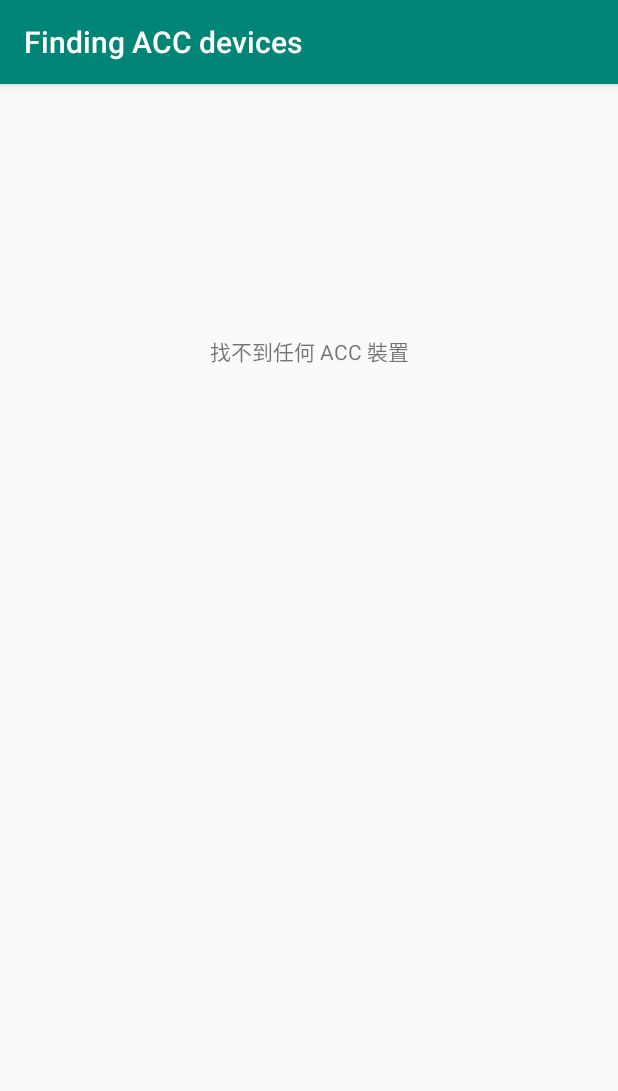
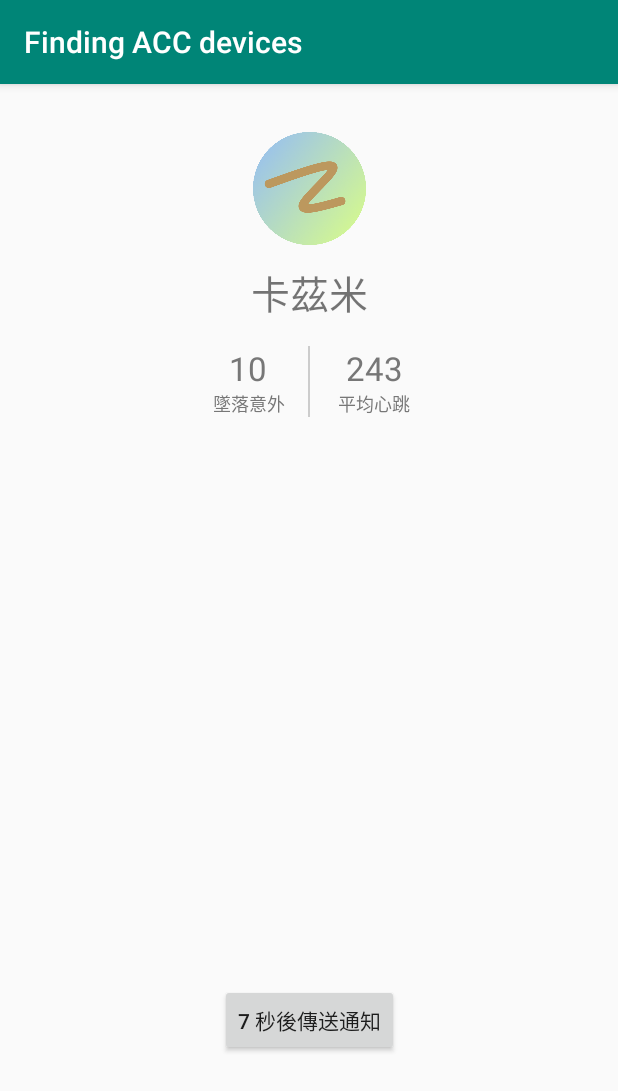
Before and after one commit to GeiGeiLa/Katsmin-Accelerometer, an Android app: the screen it shows after launch (MainActivity), on a phone screen of 412 x 824 dp. Shown: the top 1091 px of the screen. Run offline under Robolectric (Android 15) with nearby library versions, the light colour scheme and no system bars.

Commit message:
First BETA commit
Added some stats and personal information to MainActivity
Planning to add notification

```diff
--- a/app/src/main/java/com/example/accalpha/MainActivity.java
+++ b/app/src/main/java/com/example/accalpha/MainActivity.java
@@ -38,6 +38,16 @@ public class MainActivity extends AppCompatActivity  {
     protected void onCreate(Bundle savedInstanceState) {
         super.onCreate(savedInstanceState);
         setContentView(R.layout.activity_device_info);
+        Button btn_sendNotification = findViewById(R.id.btn_notify);
+        btn_sendNotification.setOnClickListener( new Button.OnClickListener()
+        {
+            @Override
+            public void onClick(View v)
+            {
+
+            }
+        });
+        // getActionBar return null on newer android os
         getSupportActionBar().setTitle("Finding ACC devices");
         askForPermission();
         init();
--- a/app/src/main/res/layout/activity_device_info.xml
+++ b/app/src/main/res/layout/activity_device_info.xml
@@ -6,23 +6,100 @@
     android:layout_height="match_parent"
     tools:context=".DeviceInfo">
 
-    <Space
-        android:id="@+id/bottomLay"
-        android:layout_width="wrap_content"
-        android:layout_height="wrap_content"
-        app:layout_constraintBottom_toBottomOf="parent"
-        tools:layout_editor_absoluteX="206dp" />
-
-    <TextView
-        android:id="@+id/error_msg"
-        android:layout_width="wrap_content"
-        android:layout_height="wrap_content"
-        android:layout_marginStart="139dp"
-        android:layout_marginTop="167dp"
-        android:layout_marginEnd="139dp"
-        android:text="@string/use_feature_failed1"
+    <ImageView
+        android:id="@+id/profilepic"
+        android:layout_width="75dp"
+        android:layout_height="75dp"
+        android:layout_marginTop="32dp"
+        android:src="@drawable/protobelt"
         app:layout_constraintEnd_toEndOf="parent"
+        app:layout_constraintHorizontal_bias="0.5"
         app:layout_constraintStart_toStartOf="parent"
         app:layout_constraintTop_toTopOf="parent" />
 
+    <TextView
+        android:id="@+id/user_name"
+        android:layout_width="125dp"
+        android:layout_height="wrap_content"
+        android:layout_marginTop="12dp"
+        android:gravity="center"
+        android:text="卡茲米"
+        android:textSize="26sp"
+        app:layout_constraintEnd_toEndOf="parent"
+        app:layout_constraintHorizontal_bias="0.5"
+        app:layout_constraintStart_toStartOf="parent"
+        app:layout_constraintTop_toBottomOf="@id/profilepic" />
+
+    <TextView
+        android:id="@+id/stat_1"
+        android:layout_width="80dp"
+        android:layout_height="wrap_content"
+        android:layout_marginTop="16dp"
+        android:gravity="center"
+        android:maxLines="1"
+        android:text="10"
+        android:textColor="#777"
+        android:textSize="22sp"
+        app:layout_constraintEnd_toStartOf="@+id/divider_1"
+        app:layout_constraintTop_toBottomOf="@id/user_name" />
+
+    <TextView
+        android:id="@+id/stat_2"
+        android:layout_width="80dp"
+        android:layout_height="wrap_content"
+        android:layout_marginStart="4dp"
+        android:gravity="center"
+        android:maxLines="1"
+        android:text="243"
+        android:textColor="#777"
+        android:textSize="22sp"
+        app:layout_constraintStart_toEndOf="@+id/stat_1"
+        app:layout_constraintTop_toTopOf="@id/stat_1" />
+
+    <TextView
+        android:id="@+id/stat_detail_2"
+        android:layout_width="wrap_content"
+        android:layout_height="wrap_content"
+        android:maxLines="1"
+        android:text="平均心跳"
+        android:textColor="#777"
+        android:textSize="12sp"
+        app:layout_constraintEnd_toEndOf="@+id/stat_2"
+        app:layout_constraintStart_toStartOf="@+id/stat_2"
+        app:layout_constraintTop_toBottomOf="@+id/stat_2" />
+
+    <View
+        android:id="@+id/divider_1"
+        android:layout_width="1dp"
+        android:layout_height="0dp"
+        android:background="#ccc"
+        app:layout_constraintBottom_toBottomOf="@+id/stat_detail_2"
+        app:layout_constraintEnd_toEndOf="parent"
+        app:layout_constraintStart_toStartOf="parent"
+        app:layout_constraintTop_toTopOf="@+id/stat_2"
+        app:layout_constraintVertical_bias="0.0" />
+
+    <TextView
+        android:id="@+id/stat_detail_1"
+        android:layout_width="wrap_content"
+        android:layout_height="wrap_content"
+        android:text="墜落意外"
+        android:textColor="#777"
+        android:textSize="12sp"
+        app:layout_constraintEnd_toEndOf="@+id/stat_1"
+        app:layout_constraintHorizontal_bias="0.516"
+        app:layout_constraintStart_toStartOf="@+id/stat_1"
+        app:layout_constraintTop_toBottomOf="@+id/stat_1" />
+
+    <Button
+        android:id="@+id/btn_notify"
+        android:layout_width="wrap_content"
+        android:layout_height="wrap_content"
+        android:layout_marginBottom="120dp"
+        android:text="7 秒後傳送通知"
+        app:layout_constraintBottom_toBottomOf="parent"
+        app:layout_constraintEnd_toEndOf="parent"
+        app:layout_constraintHorizontal_bias="0.5"
+        app:layout_constraintStart_toStartOf="parent" />
+
 </androidx.constraintlayout.widget.ConstraintLayout>
```
Also changed, not shown: app/src/main/res/drawable/protobelt.png (added), 1 other file.
